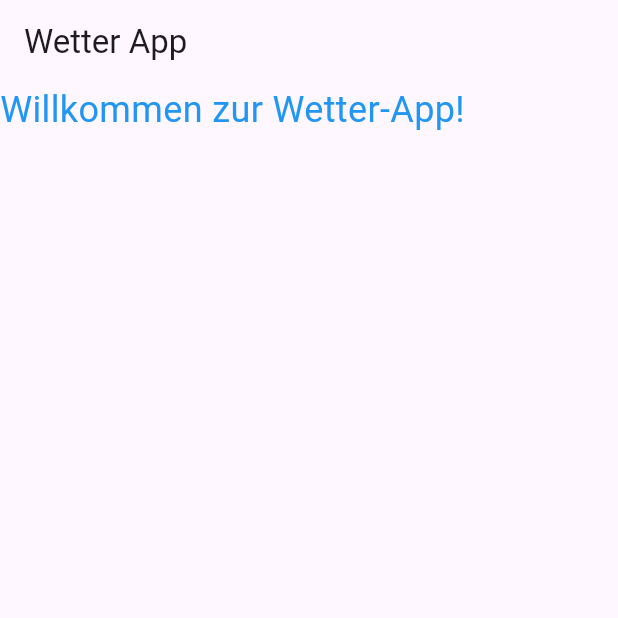
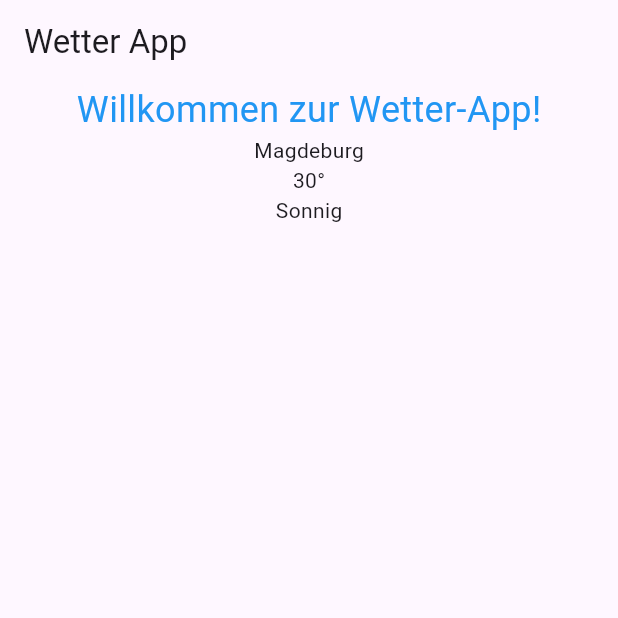
Before and after one commit to MisterFadi/wetter_app, a Flutter app: the screen it shows after launch, on a phone screen of 412 x 824 dp, the top half of it. Run offline on Flutter 3.47's test engine with Material 3 defaults, Android fonts, the phone set to English and light mode, and no system bars.

Commit message:
add Anordnung

```diff
--- a/lib/main.dart
+++ b/lib/main.dart
@@ -22,7 +22,15 @@ class WeatherApp extends StatelessWidget {
   Widget build(BuildContext context) {
     return Scaffold(
         appBar: AppBar(title: const Text("Wetter App")),
-        body: const Text("Willkommen zur Wetter-App!",
-            style: TextStyle(color: (Colors.blue), fontSize: 24)));
+        body: const Center(
+            child: Column(
+                crossAxisAlignment: CrossAxisAlignment.center,
+                children: [
+              Text("Willkommen zur Wetter-App!",
+                  style: TextStyle(color: (Colors.blue), fontSize: 24)),
+              Text("Magdeburg"),
+              Text("30°"),
+              Text("Sonnig")
+            ])));
   }
 }
```
